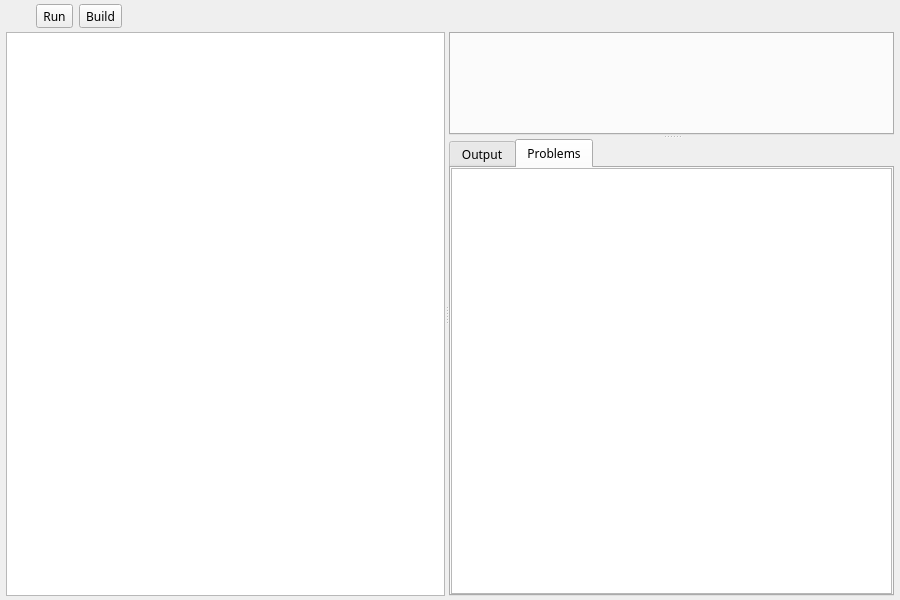
MuradWafik/TinyLangIDE, file Pages/EditorPage.ui: the form before one commit.
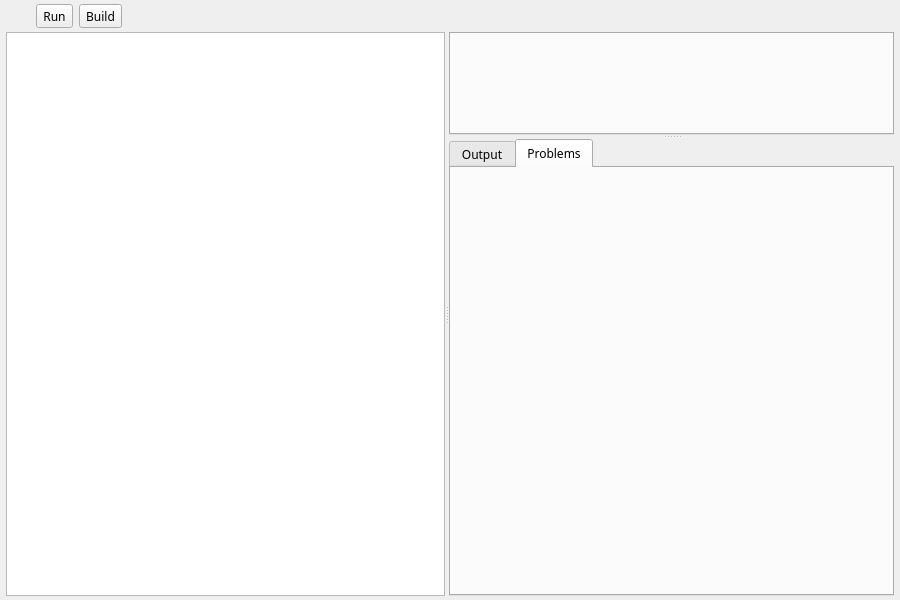
The form after the commit. The open tabs and pages were chosen to show the change. Icons and pictures are not drawn. Custom widgets are drawn as their Qt base class.

Commit message: Add linting with a problems widget

Patch:
```diff
--- a/Pages/EditorPage.ui
+++ b/Pages/EditorPage.ui
@@ -247,30 +247,6 @@
         <attribute name="title">
          <string>Problems</string>
         </attribute>
-        <layout class="QVBoxLayout" name="problemsLayout">
-         <property name="spacing">
-          <number>0</number>
-         </property>
-         <property name="leftMargin">
-          <number>0</number>
-         </property>
-         <property name="topMargin">
-          <number>0</number>
-         </property>
-         <property name="rightMargin">
-          <number>0</number>
-         </property>
-         <property name="bottomMargin">
-          <number>0</number>
-         </property>
-         <item>
-          <widget class="QPlainTextEdit" name="problems">
-           <property name="readOnly">
-            <bool>true</bool>
-           </property>
-          </widget>
-         </item>
-        </layout>
        </widget>
       </widget>
      </widget>
@@ -278,6 +254,14 @@
    </item>
   </layout>
  </widget>
+ <customwidgets>
+  <customwidget>
+   <class>Problems</class>
+   <extends>QWidget</extends>
+   <header>Widgets/Problems.h</header>
+   <container>1</container>
+  </customwidget>
+ </customwidgets>
  <resources/>
  <connections/>
 </ui>
```
Left out of the diff: 10 changed lines with no effect on the pictures. The commit also changes 12 other files.
